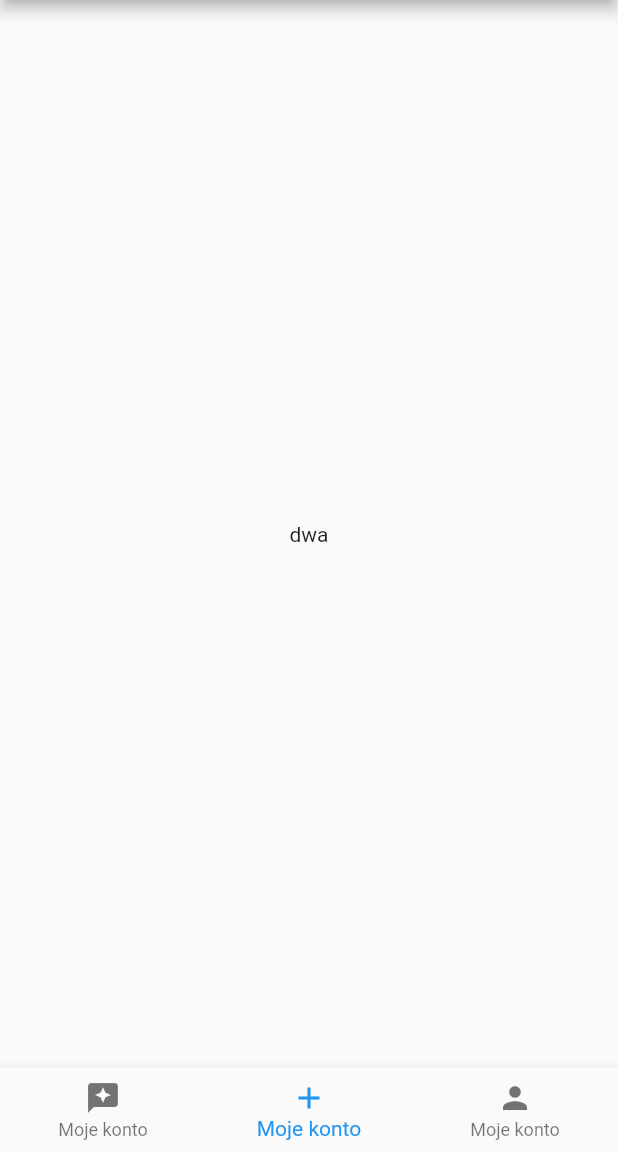
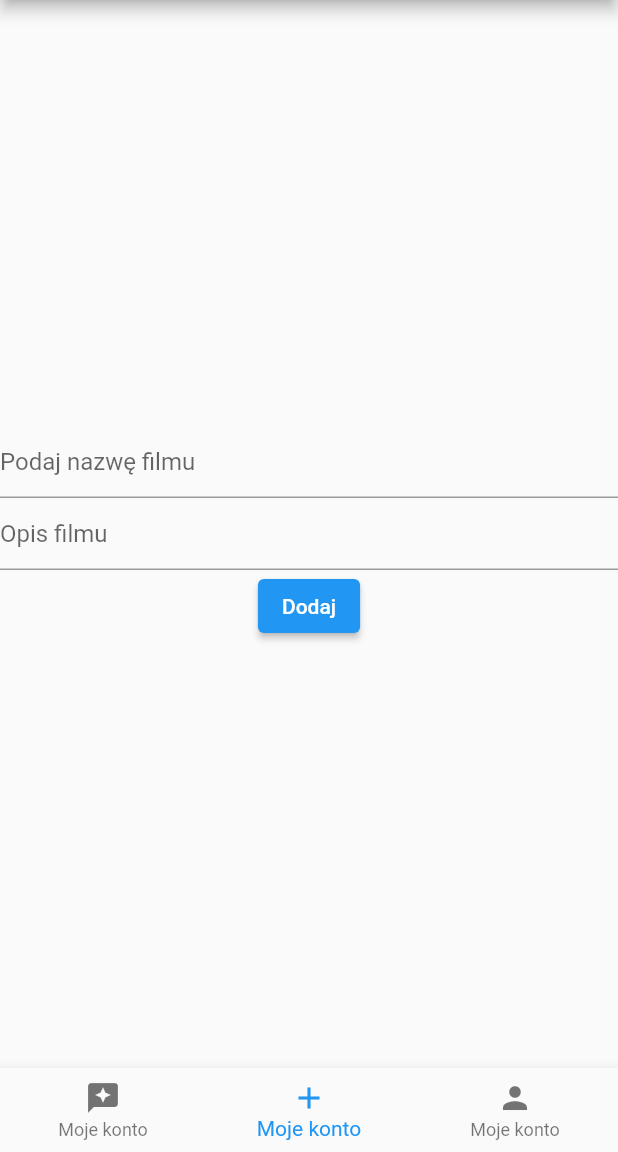
Before and after one commit to dawidzielenczuk/disney_plus, a Flutter app: the screen it shows once a user with an empty profile is signed in, item 2 of the bottom bar chosen, on a phone screen of 412 x 824 dp, the part 84-1236 px from its top. Run offline on Flutter 3.47's test engine with Material 2 defaults, Android fonts, the phone set to English and light mode, and no system bars; our stand-ins replace cloud_firestore, firebase_auth, firebase_core; accounts and stored records are empty.

Commit message:
Implement adding movies

```diff
--- a/lib/app/home/add_movie/add_movies_page.dart
+++ b/lib/app/home/add_movie/add_movies_page.dart
@@ -1,14 +1,58 @@
+import 'package:cloud_firestore/cloud_firestore.dart';
 import 'package:flutter/material.dart';
 
-class AddMoviesPage extends StatelessWidget {
+class AddMoviesPage extends StatefulWidget {
   const AddMoviesPage({
     Key? key,
   }) : super(key: key);
 
   @override
+  State<AddMoviesPage> createState() => _AddMoviesPageState();
+}
+
+class _AddMoviesPageState extends State<AddMoviesPage> {
+  var moviesName = '';
+  var descriptionName = '';
+
+  @override
   Widget build(BuildContext context) {
     return Center(
-      child: Text('dwa'),
+      child: Column(
+        mainAxisAlignment: MainAxisAlignment.center,
+        children: [
+          TextField(
+            decoration: const InputDecoration(
+              hintText: 'Podaj nazwę filmu',
+            ),
+            onChanged: (newValue) {
+              setState(() {
+                moviesName = newValue;
+              });
+            },
+          ),
+          TextField(
+            decoration: const InputDecoration(
+              hintText: 'Opis filmu',
+            ),
+            onChanged: (newValue) {
+              setState(() {
+                descriptionName = newValue;
+              });
+            },
+          ),
+          ElevatedButton(
+            onPressed: () {
+              FirebaseFirestore.instance.collection('movies').add({
+                'name': moviesName,
+                'description': descriptionName,
+                'rating': 3.5,
+                'position': 2,
+              });
+            },
+            child: Text('Dodaj'),
+          ),
+        ],
+      ),
     );
   }
 }
```
